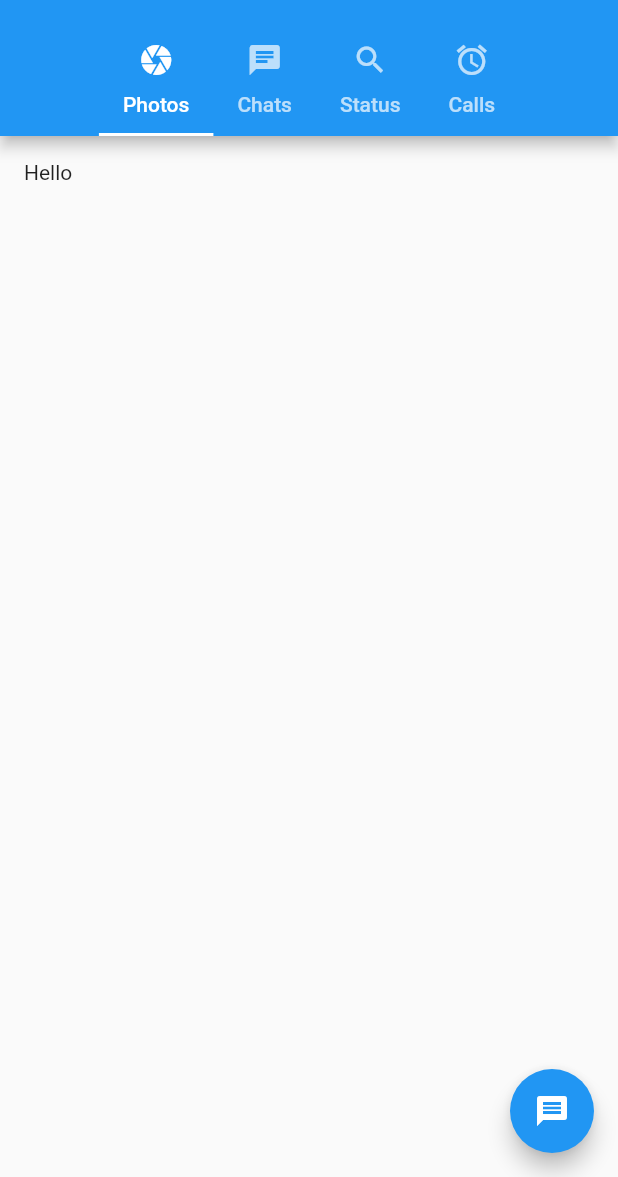
After one commit to nicearma/queApli, a Flutter app: the screen it shows after launch, on a phone screen of 412 x 824 dp, the part 59-1236 px from its top. The commit adds this screen. Run offline on Flutter 3.47's test engine with Material 2 defaults, Android fonts, the phone set to English and light mode, and no system bars; our stand-ins replace camera, contacts_service, flutter_mobx, mobx, permission_handler; generated files the repository leaves out were written again.

Commit message:
* Add communication screen * Add contextual option click in home * A little refactoring of home * README with more information about the project

```diff
--- a/lib/main.dart
+++ b/lib/main.dart
@@ -1,8 +1,10 @@
 import 'package:flutter/material.dart';
 import 'package:queappli/screen/camera.screen.dart';
 import 'package:queappli/screen/chat.screen.dart';
+import 'package:queappli/screen/configuration.screen.dart';
 import 'package:queappli/screen/contacts.screen.dart';
-import 'package:queappli/screen/main.screen.dart';
+import 'package:queappli/screen/home.screen.dart';
+
 
 
 void main() {
@@ -35,10 +37,11 @@ class MyApp extends StatelessWidget {
         visualDensity: VisualDensity.adaptivePlatformDensity,
       ),
       routes: {
-        '/': (context) => MainScreen(),
+        '/': (context) => HomeScreen(),
         '/chat': (context) => ChatScreen(),
         '/camera': (context) => CameraScreen(),
-        '/contacts': (context) => ContactsScreen()
+        '/contacts': (context) => ContactsScreen(),
+        '/configuration' : (context) => ConfigurationScreen(),
       },
       initialRoute: '/',
     );
--- /dev/null
+++ b/lib/screen/home-tab.dart
@@ -0,0 +1,51 @@
+import 'package:flutter/material.dart';
+
+class TabModel {
+  TabModel({this.title, this.icon, this.body});
+
+  final String title;
+  final IconData icon;
+  final Widget body;
+}
+
+List<TabModel> tabs = <TabModel>[
+  TabModel(
+      title: 'Photos',
+      icon: Icons.camera,
+      body: new Builder(builder: (context) {
+        return GestureDetector(
+            onTap: () {
+              _goToPhoto(context);
+            },
+            child: Text('Hello'));
+      })),
+  TabModel(
+      title: 'Chats',
+      icon: Icons.chat,
+      body: ListView.builder(
+        itemBuilder: (context, index) {
+          return GestureDetector(
+            onTap: () {
+              _goToChat(context);
+            },
+            child: Card(
+              child: ListTile(
+                leading: FlutterLogo(size: 56.0),
+                title: Text('Title ${index}'),
+                subtitle: Text('Last message'),
+              ),
+            ),
+          );
+        },
+      )),
+  TabModel(title: 'Status', icon: Icons.search, body: Text('TODO: Status')),
+  TabModel(title: 'Calls', icon: Icons.access_alarms, body: Text('TODO: Calls'))
+];
+
+_goToChat(context) {
+  Navigator.pushNamed(context, '/chat');
+}
+
+_goToPhoto(context) {
+  Navigator.pushNamed(context, '/camera');
+}
--- /dev/null
+++ b/lib/screen/home.screen.dart
@@ -0,0 +1,62 @@
+import 'package:flutter/material.dart';
+import 'package:flutter/widgets.dart';
+import 'package:queappli/screen/home-option.dart';
+import 'package:queappli/screen/home-tab.dart';
+
+class HomeScreen extends StatelessWidget {
+  @override
+  Widget build(BuildContext context) {
+    return DefaultTabController(
+
+        length: tabs.length,
+        child: Scaffold(
+            appBar: AppBar(
+                title: Text('QueApli'),
+                actions: <Widget>[
+                  ButtonBar(
+                    children: <Widget>[
+                      Icon(Icons.search),
+                      GestureDetector(
+                        onTapDown: (TapDownDetails details) {
+                          showOptionBasedAtIndex(details, context);
+                        },
+                        child: Icon(Icons.more_vert),
+                      )
+
+                    ],
+                  )
+                ],
+                bottom: TabBar(
+                  isScrollable: true,
+                  onTap: (index) {
+                    tabHomeStore.changeTab(index);
+                  },
+                  tabs: tabs.map((TabModel tab) {
+                    return Tab(
+                      text: tab.title,
+                      icon: Icon(tab.icon),
+                    );
+                  }).toList(),
+                )),
+            body: TabBarView(
+              children: tabs.map((TabModel tab) {
+                return Padding(
+                  padding: const EdgeInsets.all(16.0),
+                  child: tab.body,
+                );
+              }).toList(),
+            ),
+            floatingActionButton: FloatingActionButton(
+              onPressed: () => _goToContacts(context),
+              tooltip: 'Increment Counter',
+              child: const Icon(Icons.message),
+            )
+        ));
+  }
+}
+
+
+
+_goToContacts(context) {
+  Navigator.pushNamed(context, '/contacts');
+}
--- a/mobx_generator.txt
+++ /dev/null
@@ -1,2 +0,0 @@
-
-flutter packages pub run build_runner build
```
Also changed, not shown: lib/screen/camera.screen.dart (+26 -24 lines), lib/screen/configuration.screen.dart (added, +8 -0 lines), lib/screen/contacts.screen.dart (+9 -1 lines), lib/screen/home-option.dart (added, +84 -0 lines), lib/screen/main.screen.dart (deleted, +0 -101 lines), lib/screen/contacts.screen.g.dart, lib/screen/home-option.g.dart (added), 1 other file.
